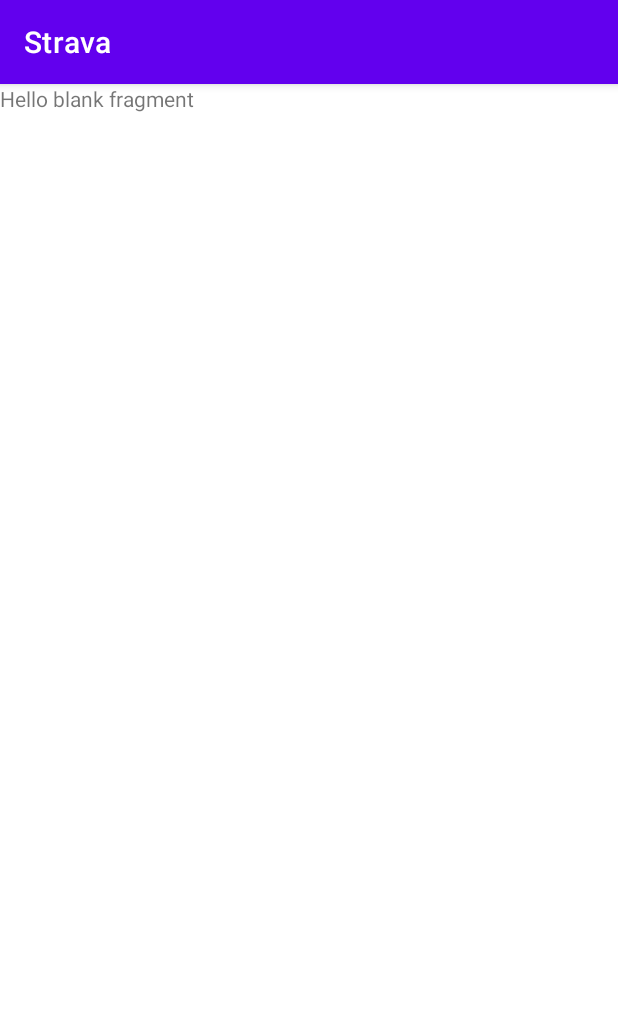
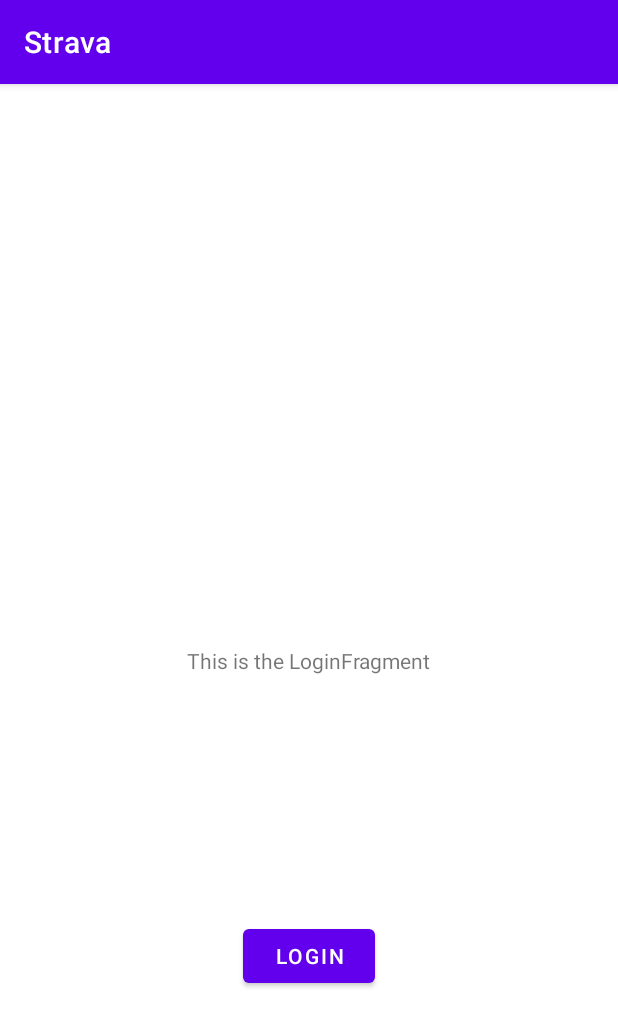
Before and after one commit to Axout/kts-android-09-2021, an Android app: the LoginFragment screen opened through its navigation route, on a phone screen of 412 x 824 dp. Shown: the top 1027 px of the screen. Run offline under Robolectric (Android 15) with nearby library versions, the phone set to English and light mode, and no system bars.

Commit message:
add navigation

```diff
--- a/app/src/main/java/com/example/kts_android_09_2021/LoginFragment.kt
+++ b/app/src/main/java/com/example/kts_android_09_2021/LoginFragment.kt
@@ -5,19 +5,25 @@
 import android.view.LayoutInflater
 import android.view.View
 import android.view.ViewGroup
+import androidx.navigation.fragment.findNavController
+import com.example.kts_android_09_2021.databinding.FragmentLoginBinding
 
 class LoginFragment : Fragment() {
 
-    override fun onCreate(savedInstanceState: Bundle?) {
-        super.onCreate(savedInstanceState)
-
-    }
+    lateinit var binding: FragmentLoginBinding
 
     override fun onCreateView(
         inflater: LayoutInflater, container: ViewGroup?,
         savedInstanceState: Bundle?
     ): View? {
-        // Inflate the layout for this fragment
-        return inflater.inflate(R.layout.fragment_login, container, false)
+        binding = FragmentLoginBinding.inflate(inflater)
+        return binding.root
+    }
+
+    override fun onViewCreated(view: View, savedInstanceState: Bundle?) {
+        binding.btLogin.setOnClickListener {
+            val action = LoginFragmentDirections.actionLoginFragmentToMainFragment()
+            findNavController().navigate(action)
+        }
     }
 }
--- a/app/src/main/java/com/example/kts_android_09_2021/OnboardFragment.kt
+++ b/app/src/main/java/com/example/kts_android_09_2021/OnboardFragment.kt
@@ -1,13 +1,12 @@
 package com.example.kts_android_09_2021
 
-import android.graphics.Color
 import android.os.Bundle
 import androidx.fragment.app.Fragment
 import android.view.LayoutInflater
 import android.view.View
 import android.view.ViewGroup
+import androidx.navigation.fragment.findNavController
 import com.example.kts_android_09_2021.databinding.FragmentOnboardBinding
-import kotlin.random.Random
 
 class OnboardFragment : Fragment() {
 
@@ -23,7 +22,8 @@
 
     override fun onViewCreated(view: View, savedInstanceState: Bundle?) {
         binding.btOnLoginFrag.setOnClickListener {
-            binding.layoutId.setBackgroundColor(Color.argb(255, Random.nextInt(256), Random.nextInt(256), Random.nextInt(256)))
+            val action = OnboardFragmentDirections.actionOnboardFragmentToLoginFragment()
+            findNavController().navigate(action)
         }
     }
 }
--- a/app/src/main/res/layout/fragment_login.xml
+++ b/app/src/main/res/layout/fragment_login.xml
@@ -1,14 +1,31 @@
 <?xml version="1.0" encoding="utf-8"?>
-<FrameLayout xmlns:android="http://schemas.android.com/apk/res/android"
+<androidx.constraintlayout.widget.ConstraintLayout xmlns:android="http://schemas.android.com/apk/res/android"
+    xmlns:app="http://schemas.android.com/apk/res-auto"
     xmlns:tools="http://schemas.android.com/tools"
+    android:id="@+id/layoutLoginId"
     android:layout_width="match_parent"
     android:layout_height="match_parent"
+    android:layout_gravity="center"
     tools:context=".LoginFragment">
 
-    <!-- TODO: Update blank fragment layout -->
     <TextView
-        android:layout_width="match_parent"
-        android:layout_height="match_parent"
-        android:text="@string/hello_blank_fragment" />
+        android:id="@+id/textView2"
+        android:layout_width="wrap_content"
+        android:layout_height="wrap_content"
+        android:text="This is the LoginFragment"
+        app:layout_constraintBottom_toBottomOf="parent"
+        app:layout_constraintEnd_toEndOf="parent"
+        app:layout_constraintStart_toStartOf="parent"
+        app:layout_constraintTop_toTopOf="parent" />
 
-</FrameLayout>
+    <Button
+        android:id="@+id/bt_login"
+        android:layout_width="wrap_content"
+        android:layout_height="wrap_content"
+        android:text="Login"
+        app:layout_constraintBottom_toBottomOf="parent"
+        app:layout_constraintEnd_toEndOf="parent"
+        app:layout_constraintStart_toStartOf="parent"
+        app:layout_constraintTop_toBottomOf="@+id/textView2" />
+
+</androidx.constraintlayout.widget.ConstraintLayout>
--- a/app/src/main/res/values/strings.xml
+++ b/app/src/main/res/values/strings.xml
@@ -4,4 +4,5 @@
     <string name="description">Welcome picture</string>
     <string name="button">Add paints</string>
     <string name="hello_blank_fragment">Hello blank fragment</string>
+    <string name="let_s_go">Let\'s go!</string>
 </resources>
```
Also changed, not shown: app/src/main/java/com/example/kts_android_09_2021/MainActivity.kt (+0 -14 lines), app/src/main/java/com/example/kts_android_09_2021/MainFragment.kt (+12 -6 lines), app/src/main/res/layout/fragment_main.xml (+23 -6 lines), app/src/main/res/layout/fragment_onboard.xml (+4 -4 lines), 1 other file.
